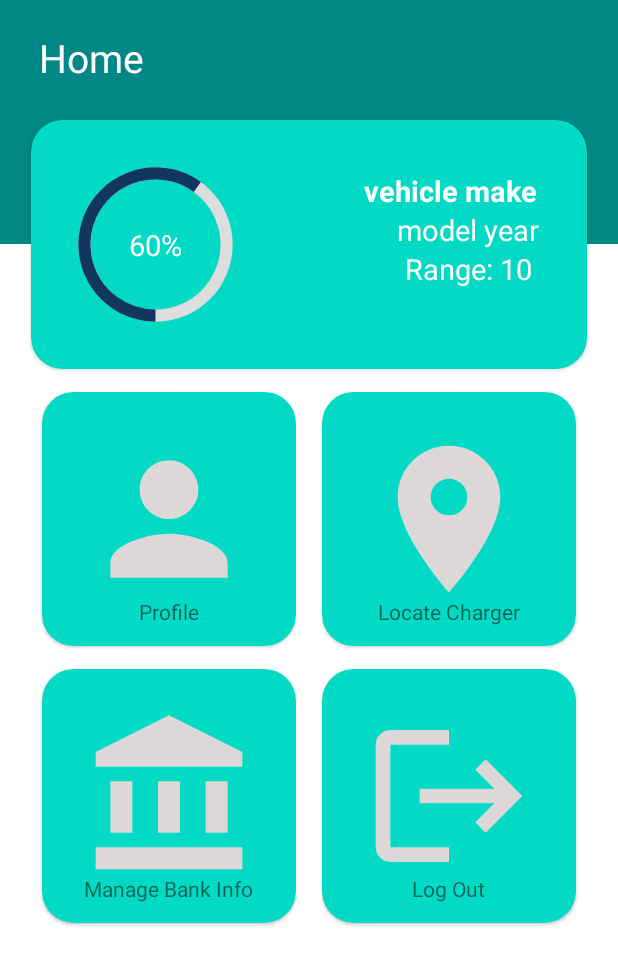
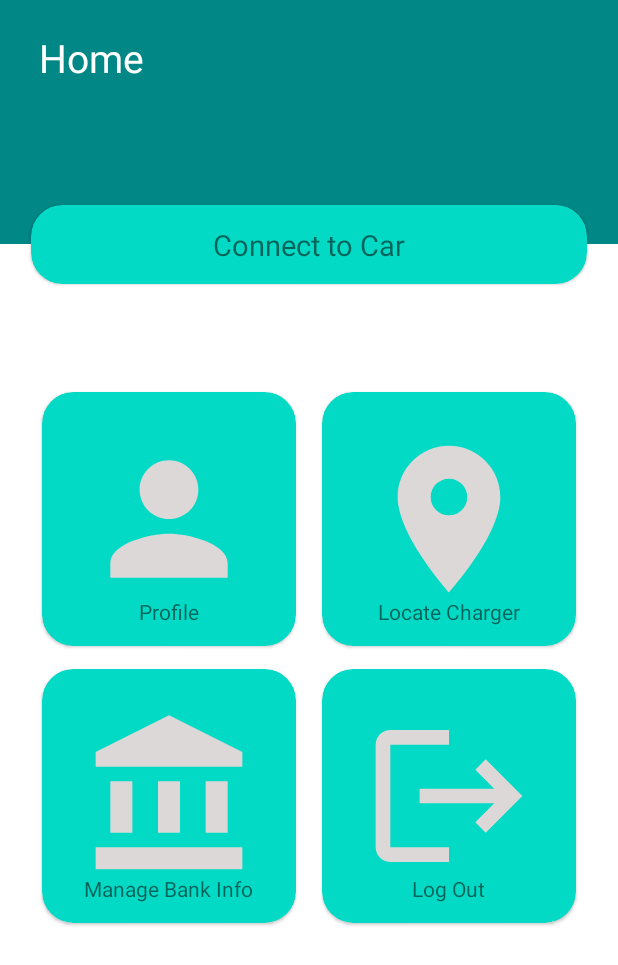
Before and after one commit to capstoneGM/gmApp, an Android app: the layout activity_main_menu.xml on its own in the app's theme, with its tools: preview values and no code run, on a phone screen of 412 x 824 dp. Shown: the top 965 px of the screen. Run offline under Robolectric (Android 15) with nearby library versions, the phone set to English and light mode, and no system bars.

Commit message:
Updated Main Menu Functionality
Allows users to connect to car.

```diff
--- a/GMev/app/build.gradle
+++ b/GMev/app/build.gradle
@@ -28,7 +28,9 @@ android {
 }
 
 dependencies {
-
+    implementation 'com.smartcar.sdk:smartcar-auth:3.0.0'
+    implementation 'com.squareup.okhttp3:okhttp:3.12.0'
+    implementation 'androidx.browser:browser:1.0.0'
     implementation 'androidx.appcompat:appcompat:1.4.1'
     implementation 'com.google.android.material:material:1.5.0'
     implementation 'androidx.constraintlayout:constraintlayout:2.1.3'
--- a/GMev/app/src/main/res/layout/activity_main_menu.xml
+++ b/GMev/app/src/main/res/layout/activity_main_menu.xml
@@ -28,11 +28,34 @@
         app:layout_constraintTop_toTopOf="parent" />
 
     <com.google.android.material.card.MaterialCardView
+        android:id="@+id/connect_card"
+        android:layout_width="match_parent"
+        android:layout_height="wrap_content"
+        android:layout_marginStart="@dimen/_16sdp"
+        android:layout_marginEnd="@dimen/_16sdp"
+        android:clickable="true"
+        app:cardElevation="@dimen/_1sdp"
+        app:cardBackgroundColor="@color/teal_200"
+        app:cardCornerRadius="@dimen/_16sdp"
+        app:layout_constraintBottom_toBottomOf="@id/viewHeaderBackground"
+        app:layout_constraintTop_toBottomOf="@id/viewHeaderBackground">
+
+        <TextView
+            android:layout_width="wrap_content"
+            android:layout_height="wrap_content"
+            android:layout_gravity="center_horizontal"
+            android:layout_margin="@dimen/_10sdp"
+            android:textSize="@dimen/_15sdp"
+            android:text="Connect to Car" />
+    </com.google.android.material.card.MaterialCardView>
+
+    <com.google.android.material.card.MaterialCardView
         android:id="@+id/vehicle_card"
         android:layout_width="match_parent"
         android:layout_height="wrap_content"
         android:layout_marginStart="@dimen/_16sdp"
         android:layout_marginEnd="@dimen/_16sdp"
+        android:visibility="invisible"
         app:cardElevation="@dimen/_1sdp"
         app:cardBackgroundColor="@color/teal_200"
         app:cardCornerRadius="@dimen/_16sdp"
@@ -114,65 +137,65 @@
 
     <com.google.android.material.card.MaterialCardView
         android:id="@+id/profile_card"
-        android:clickable="true"
         android:layout_width="wrap_content"
         android:layout_height="wrap_content"
+        android:layout_marginStart="@dimen/_16sdp"
         android:layout_marginTop="@dimen/_12sdp"
-        android:layout_marginStart="@dimen/_16sdp"
         android:layout_marginEnd="@dimen/_4sdp"
-        app:cardElevation="@dimen/_1sdp"
+        android:clickable="true"
         app:cardBackgroundColor="@color/teal_200"
         app:cardCornerRadius="@dimen/_16sdp"
-        app:layout_constraintTop_toBottomOf="@id/vehicle_card"
+        app:cardElevation="@dimen/_1sdp"
         app:layout_constraintEnd_toStartOf="@id/charger_card"
-        app:layout_constraintStart_toStartOf="parent">
+        app:layout_constraintStart_toStartOf="parent"
+        app:layout_constraintTop_toBottomOf="@id/vehicle_card">
 
         <ImageView
             android:layout_width="@dimen/_90sdp"
             android:layout_height="@dimen/_90sdp"
             android:layout_gravity="center"
-            android:src="@drawable/ic_baseline_person_24"
-            android:layout_margin="@dimen/_20sdp" />
+            android:layout_margin="@dimen/_20sdp"
+            android:src="@drawable/ic_baseline_person_24" />
 
         <TextView
             android:layout_width="wrap_content"
             android:layout_height="wrap_content"
-            android:text="Profile"
             android:layout_gravity="bottom|center_horizontal"
             android:layout_marginTop="@dimen/_20sdp"
-            android:layout_marginBottom="@dimen/_10sdp"/>
+            android:layout_marginBottom="@dimen/_10sdp"
+            android:text="Profile" />
 
     </com.google.android.material.card.MaterialCardView>
 
     <com.google.android.material.card.MaterialCardView
         android:id="@+id/charger_card"
-        android:clickable="true"
         android:layout_width="wrap_content"
         android:layout_height="wrap_content"
+        android:layout_marginStart="@dimen/_4sdp"
         android:layout_marginTop="@dimen/_12sdp"
-        android:layout_marginStart="@dimen/_4sdp"
         android:layout_marginEnd="@dimen/_16sdp"
-        app:cardElevation="@dimen/_1sdp"
+        android:clickable="true"
         app:cardBackgroundColor="@color/teal_200"
         app:cardCornerRadius="@dimen/_16sdp"
-        app:layout_constraintTop_toBottomOf="@id/vehicle_card"
+        app:cardElevation="@dimen/_1sdp"
+        app:layout_constraintEnd_toEndOf="parent"
         app:layout_constraintStart_toEndOf="@id/profile_card"
-        app:layout_constraintEnd_toEndOf="parent">
+        app:layout_constraintTop_toBottomOf="@id/vehicle_card">
 
         <ImageView
             android:layout_width="@dimen/_90sdp"
             android:layout_height="@dimen/_90sdp"
             android:layout_gravity="center"
-            android:src="@drawable/ic_baseline_location_on_24"
-            android:layout_margin="@dimen/_20sdp" />
+            android:layout_margin="@dimen/_20sdp"
+            android:src="@drawable/ic_baseline_location_on_24" />
 
         <TextView
             android:layout_width="wrap_content"
             android:layout_height="wrap_content"
-            android:text="Locate Charger"
             android:layout_gravity="bottom|center_horizontal"
             android:layout_marginTop="@dimen/_20sdp"
-            android:layout_marginBottom="@dimen/_10sdp"/>
+            android:layout_marginBottom="@dimen/_10sdp"
+            android:text="Locate Charger" />
 
     </com.google.android.material.card.MaterialCardView>
 
```
Also changed, not shown: GMev/app/src/main/AndroidManifest.xml (+17 -2 lines), GMev/app/src/main/java/com/example/gmev/MainMenu.java (+116 -27 lines).
